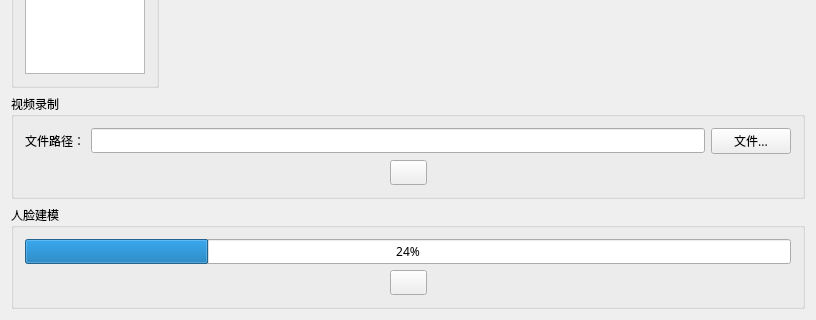
Qt form QTFaceDetection/mainwindow.ui (bullud/FaceDetect-2) before a commit; both pictures show x 0 to 816 and y 426 to 746 of the 816 by 746 pixel window.
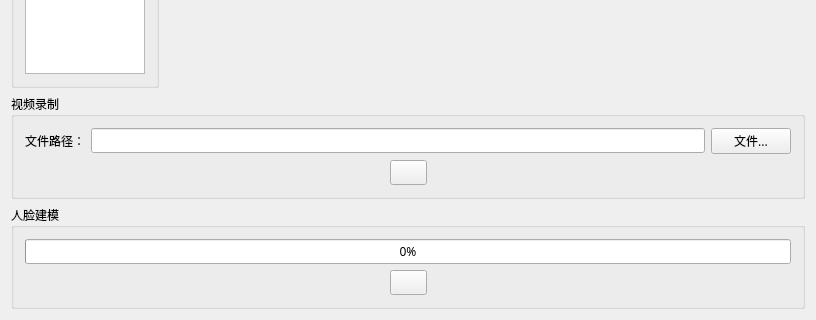
The same form after that commit.

Commit message: Make GUI tight

```diff
--- a/QTFaceDetection/mainwindow.ui
+++ b/QTFaceDetection/mainwindow.ui
@@ -6,10 +6,16 @@
    <rect>
     <x>0</x>
     <y>0</y>
-    <width>814</width>
-    <height>727</height>
+    <width>806</width>
+    <height>725</height>
    </rect>
   </property>
+  <property name="sizePolicy">
+   <sizepolicy hsizetype="Expanding" vsizetype="Expanding">
+    <horstretch>0</horstretch>
+    <verstretch>0</verstretch>
+   </sizepolicy>
+  </property>
   <property name="font">
    <font>
     <family>微软雅黑</family>
@@ -19,6 +25,12 @@
    <string>人脸识别系统演示程序</string>
   </property>
   <widget class="QWidget" name="centralWidget">
+   <property name="sizePolicy">
+    <sizepolicy hsizetype="Preferred" vsizetype="Preferred">
+     <horstretch>0</horstretch>
+     <verstretch>0</verstretch>
+    </sizepolicy>
+   </property>
    <property name="font">
     <font>
      <family>微软雅黑</family>
@@ -182,13 +194,19 @@
       <property name="title">
       <string>人脸建模</string>
       </property>
-      <layout class="QVBoxLayout" name="verticalLayout_3">
+      <layout class="QHBoxLayout" name="horizontalLayout_7">
       <item>
         <layout class="QVBoxLayout" name="verticalLayout_4">
         <item>
           <widget class="QProgressBar" name="progressBarFaceTemplate">
+           <property name="sizePolicy">
+            <sizepolicy hsizetype="Preferred" vsizetype="Fixed">
+             <horstretch>0</horstretch>
+             <verstretch>0</verstretch>
+            </sizepolicy>
+           </property>
           <property name="value">
-            <number>24</number>
+            <number>0</number>
           </property>
           </widget>
         </item>
```
Left out of the diff: 18 changed lines with no effect on the pictures. Lines whose indentation alone changed are shown as unchanged. The commit also changes 1 other file.
